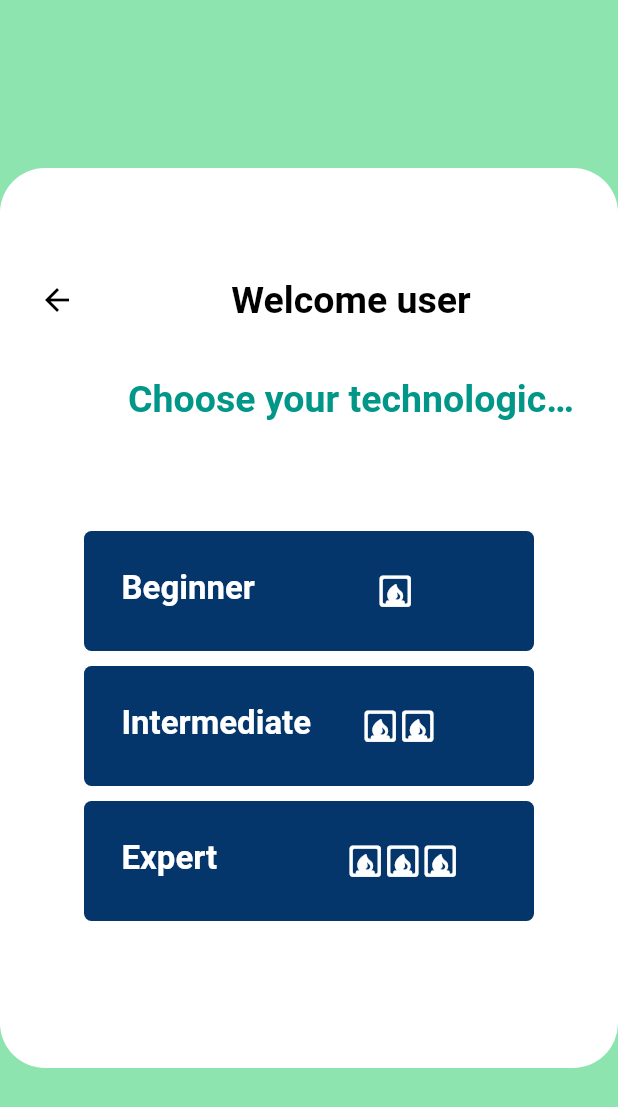
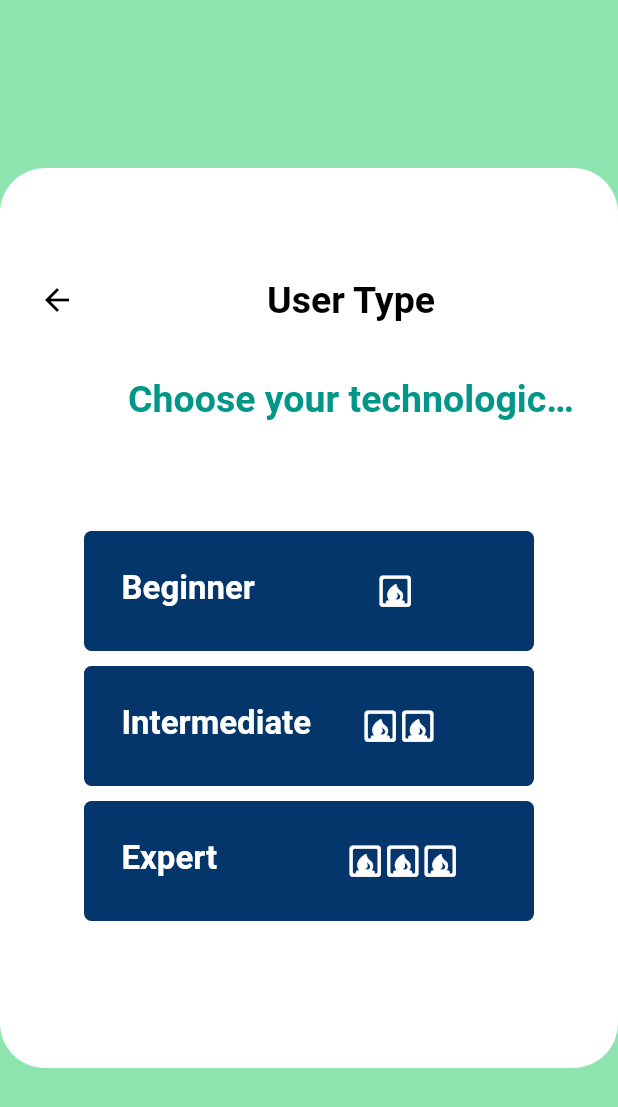
Before and after one commit to Tarzerk/threat-model, a Flutter app: the UserSelect screen opened directly, on a phone screen of 412 x 824 dp. Shown: the top 1107 px of the screen. Run offline on Flutter 3.47's test engine with Material 2 defaults, Android fonts, the light colour scheme and no system bars; our stand-ins replace form_field_validator; missing offline and left inert: dart:html.

Commit message:
changed names

```diff
--- a/lib/Screens.dart/login.dart
+++ b/lib/Screens.dart/login.dart
@@ -60,9 +60,9 @@ class _LoginState extends State<Login> {
                     child: Column(
                       children: [
                         Text(
-                          'Threat Model Evaluator',
+                          'EZSafe',
                           style: TextStyle(
-                              fontSize: 25,
+                              fontSize: 40,
                               color: Colors.black,
                               fontWeight: FontWeight.bold),
                         ),
--- a/lib/Screens.dart/userTypeSelect.dart
+++ b/lib/Screens.dart/userTypeSelect.dart
@@ -45,7 +45,7 @@ class _UserSelectState extends State<UserSelect> {
                 title: Align(
                   alignment: Alignment.center,
                   child: Text(
-                    'Welcome user',
+                    'User Type',
                     // center of the screen???***
                     textAlign: TextAlign.center,
                     style: TextStyle(
```
